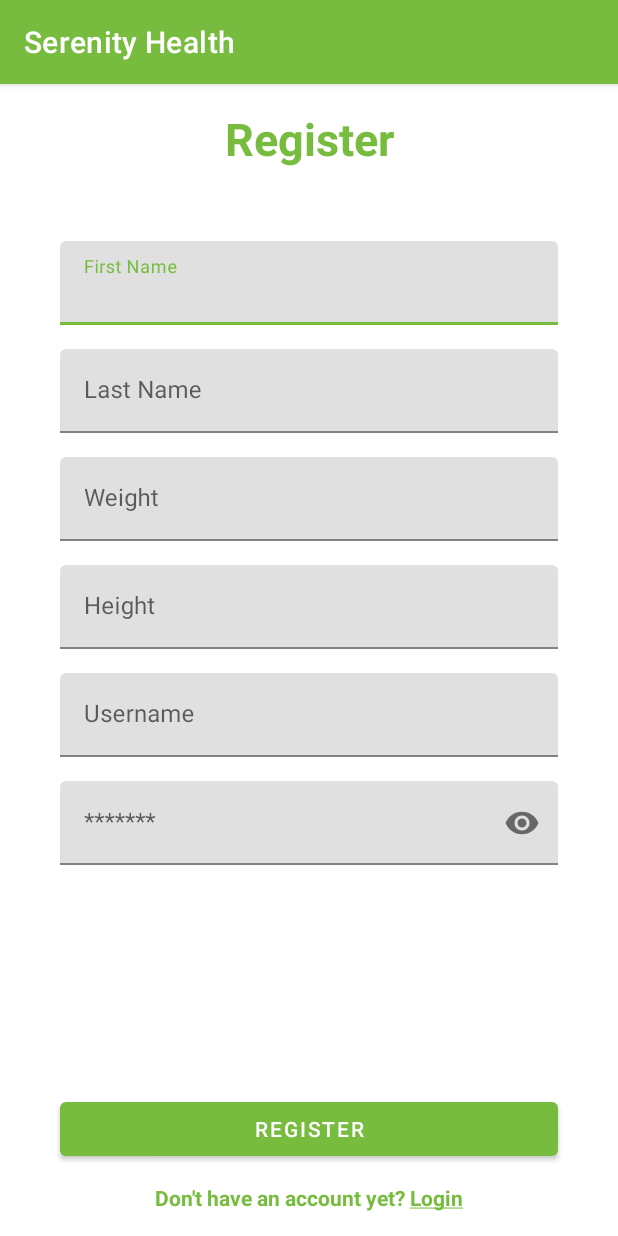
After one commit to Grrom/Serenity-Health, an Android app: the RegisterActivity screen opened directly, with no data from a screen before it, on a phone screen of 412 x 824 dp. The commit adds this screen. Run offline under Robolectric (Android 15) with nearby library versions, the phone set to English and light mode, and no system bars.

Commit message:
add register ui

```diff
--- a/app/src/main/AndroidManifest.xml
+++ b/app/src/main/AndroidManifest.xml
@@ -14,13 +14,16 @@
         android:theme="@style/Theme.SerenityHealth"
         tools:targetApi="31">
         <activity
+            android:name=".RegisterActivity"
+            android:exported="false" />
+        <activity
             android:name=".AddAppointmentActivity"
             android:exported="false"
-            android:parentActivityName="com.example.serenityhealth.MainActivity" />
+            android:parentActivityName=".MainActivity" />
         <activity
             android:name=".ConsultationActivity"
             android:exported="false"
-            android:parentActivityName="com.example.serenityhealth.MainActivity" />
+            android:parentActivityName=".MainActivity" />
         <activity
             android:name=".MainActivity"
             android:exported="false"
--- a/app/src/main/java/com/example/serenityhealth/LoginActivity.java
+++ b/app/src/main/java/com/example/serenityhealth/LoginActivity.java
@@ -5,6 +5,7 @@ import androidx.appcompat.app.AppCompatActivity;
 import android.content.Intent;
 import android.os.Bundle;
 import android.widget.Button;
+import android.widget.TextView;
 
 public class LoginActivity extends AppCompatActivity {
 
@@ -14,9 +15,14 @@ public class LoginActivity extends AppCompatActivity {
         setContentView(R.layout.activity_login);
 
         Button loginButton = findViewById(R.id.login_button);
+        TextView toSignup = findViewById(R.id.to_signup);
 
         loginButton.setOnClickListener(view -> {
             startActivity(new Intent(this, MainActivity.class));
         });
+
+        toSignup.setOnClickListener(view -> {
+            startActivity(new Intent(this, RegisterActivity.class));
+        });
     }
 }
--- /dev/null
+++ b/app/src/main/java/com/example/serenityhealth/RegisterActivity.java
@@ -0,0 +1,14 @@
+package com.example.serenityhealth;
+
+import androidx.appcompat.app.AppCompatActivity;
+
+import android.os.Bundle;
+
+public class RegisterActivity extends AppCompatActivity {
+
+    @Override
+    protected void onCreate(Bundle savedInstanceState) {
+        super.onCreate(savedInstanceState);
+        setContentView(R.layout.activity_register);
+    }
+}
--- a/app/src/main/res/layout/activity_login.xml
+++ b/app/src/main/res/layout/activity_login.xml
@@ -6,6 +6,7 @@
     android:layout_width="match_parent"
     android:layout_height="match_parent"
     android:background="@color/primary"
+    android:padding="16dp"
     android:orientation="vertical"
     tools:context=".LoginActivity">
 
@@ -14,25 +15,35 @@
         android:layout_width="290dp"
         android:layout_height="290dp"
         android:layout_gravity="center"
-        android:layout_marginTop="68dp"
         app:srcCompat="@drawable/serenity" />
 
+    <com.google.android.material.textfield.TextInputLayout
+        android:layout_width="match_parent"
+        android:layout_marginHorizontal="24dp"
+        android:layout_marginVertical="8dp"
+        android:layout_height="wrap_content">
         <EditText
             android:id="@+id/editTextTextPersonName"
-        android:layout_width="wrap_content"
+            android:layout_width="match_parent"
             android:layout_height="wrap_content"
-        android:layout_gravity="center"
-        android:ems="10"
+            android:hint="Username"
             android:inputType="textPersonName"
-        android:text="Name" />
+            />
+    </com.google.android.material.textfield.TextInputLayout>
 
+    <com.google.android.material.textfield.TextInputLayout
+        android:layout_width="match_parent"
+        android:layout_marginHorizontal="24dp"
+        android:layout_marginVertical="8dp"
+        app:passwordToggleEnabled="true"
+        android:layout_height="wrap_content">
         <EditText
             android:id="@+id/editTextTextPassword"
-        android:layout_width="wrap_content"
+            android:hint="Password"
+            android:layout_width="match_parent"
             android:layout_height="wrap_content"
-        android:layout_gravity="center"
-        android:ems="10"
             android:inputType="textPassword" />
+    </com.google.android.material.textfield.TextInputLayout>
 
     <Space
         android:layout_width="wrap_content"
@@ -50,6 +61,25 @@
         android:textStyle="bold"
         android:textColor="@color/primary" />
 
+    <LinearLayout
+        android:layout_marginTop="12dp"
+        android:gravity="center"
+        android:layout_width="match_parent"
+        android:layout_height="wrap_content">
+        <TextView
+            android:textColor="@color/white"
+            android:layout_width="wrap_content"
+            android:layout_height="wrap_content"
+            android:text="Don't have an account yet? "
+            />
+        <TextView
+            android:id="@+id/to_signup"
+            android:textColor="@color/white"
+            android:layout_width="wrap_content"
+            android:layout_height="wrap_content"
+            android:text="@string/sign_up" />
+    </LinearLayout>
+
     <Space
         android:layout_width="wrap_content"
         android:layout_height="wrap_content"
--- /dev/null
+++ b/app/src/main/res/layout/activity_register.xml
@@ -0,0 +1,139 @@
+<?xml version="1.0" encoding="utf-8"?>
+
+<androidx.appcompat.widget.LinearLayoutCompat
+ xmlns:android="http://schemas.android.com/apk/res/android"
+    xmlns:app="http://schemas.android.com/apk/res-auto"
+    xmlns:tools="http://schemas.android.com/tools"
+    android:layout_width="match_parent"
+    android:layout_height="match_parent"
+    android:orientation="vertical"
+    android:layout_margin="16dp"
+    tools:context=".RegisterActivity">
+
+    <TextView
+        android:layout_marginBottom="40dp"
+        android:layout_width="match_parent"
+        android:layout_height="wrap_content"
+        android:textAlignment="center"
+        android:textSize="30sp"
+        android:textStyle="bold"
+        android:textColor="@color/primary"
+        android:text="Register"
+        />
+
+    <com.google.android.material.textfield.TextInputLayout
+        android:layout_marginVertical="8dp"
+        android:layout_marginHorizontal="24dp"
+        android:layout_width="match_parent"
+        android:layout_height="wrap_content">
+        <EditText
+            android:hint="First Name"
+            android:id="@+id/input_firstName"
+            android:layout_weight="1"
+            android:layout_width="match_parent"
+            android:layout_height="wrap_content"/>
+    </com.google.android.material.textfield.TextInputLayout>
+
+    <com.google.android.material.textfield.TextInputLayout
+        android:layout_marginVertical="8dp"
+        android:layout_marginHorizontal="24dp"
+        android:layout_width="match_parent"
+        android:layout_height="wrap_content">
+        <EditText
+            android:id="@+id/input_lastName"
+            android:hint="Last Name"
+            android:layout_weight="1"
+            android:layout_width="match_parent"
+            android:layout_height="wrap_content"/>
+    </com.google.android.material.textfield.TextInputLayout>
+
+    <com.google.android.material.textfield.TextInputLayout
+        android:layout_marginVertical="8dp"
+        android:layout_marginHorizontal="24dp"
+        android:layout_width="match_parent"
+        android:layout_height="wrap_content">
+        <EditText
+            android:id="@+id/input_weight"
+            android:hint="Weight"
+            android:layout_weight="1"
+            android:layout_width="match_parent"
+            android:layout_height="wrap_content"/>
+    </com.google.android.material.textfield.TextInputLayout>
+
+    <com.google.android.material.textfield.TextInputLayout
+        android:layout_marginVertical="8dp"
+        android:layout_marginHorizontal="24dp"
+        android:layout_width="match_parent"
+        android:layout_height="wrap_content">
+        <EditText
+            android:id="@+id/input_height"
+            android:hint="Height"
+            android:layout_weight="1"
+            android:layout_width="match_parent"
+            android:layout_height="wrap_content"/>
+    </com.google.android.material.textfield.TextInputLayout>
+
+    <com.google.android.material.textfield.TextInputLayout
+        android:layout_marginHorizontal="24dp"
+        android:layout_marginVertical="8dp"
+        android:layout_width="match_parent"
+        android:layout_height="wrap_content">
+        <EditText
+            android:id="@+id/username"
+            android:hint="Username"
+            android:layout_weight="1"
+            android:layout_width="match_parent"
+            android:layout_height="wrap_content"/>
+    </com.google.android.material.textfield.TextInputLayout>
+
+    <com.google.android.material.textfield.TextInputLayout
+        android:layout_marginHorizontal="24dp"
+        android:layout_marginVertical="8dp"
+        android:layout_width="match_parent"
+        android:layout_height="wrap_content"
+        app:passwordToggleEnabled="true"
+        >
+        <EditText
+            android:hint="*******"
+            android:inputType="textPassword"
+            android:id="@+id/passwordd"
+            android:layout_weight="1"
+            android:layout_width="match_parent"
+            android:layout_height="wrap_content"/>
+    </com.google.android.material.textfield.TextInputLayout>
+
+    <Space
+        android:layout_width="wrap_content"
+        android:layout_height="wrap_content"
+        android:layout_weight="1"/>
+
+    <Button
+        android:layout_marginHorizontal="24dp"
+        android:id="@+id/register_button"
+        android:layout_width="match_parent"
+        android:layout_height="wrap_content"
+        android:text="Register"
+        />
+
+    <LinearLayout
+        android:layout_marginTop="12dp"
+        android:gravity="center"
+        android:layout_width="match_parent"
+        android:layout_height="wrap_content">
+        <TextView
+            android:textColor="@color/primary"
+            android:textStyle="bold"
+            android:layout_width="wrap_content"
+            android:layout_height="wrap_content"
+            android:text="Don't have an account yet? "
+            />
+        <TextView
+            android:id="@+id/to_login"
+            android:textColor="@color/primary"
+            android:textStyle="bold"
+            android:layout_width="wrap_content"
+            android:layout_height="wrap_content"
+            android:text="@string/login" />
+    </LinearLayout>
+
+</androidx.appcompat.widget.LinearLayoutCompat>
--- a/app/src/main/res/values/strings.xml
+++ b/app/src/main/res/values/strings.xml
@@ -10,4 +10,6 @@
     <string name="menu_home">Home</string>
     <string name="menu_gallery">Gallery</string>
     <string name="menu_slideshow">Slideshow</string>
+    <string name="sign_up"><u>Sign up</u></string>
+    <string name="login"><u>Login</u></string>
 </resources>
```
Lines whose indentation alone changed are shown as unchanged.
